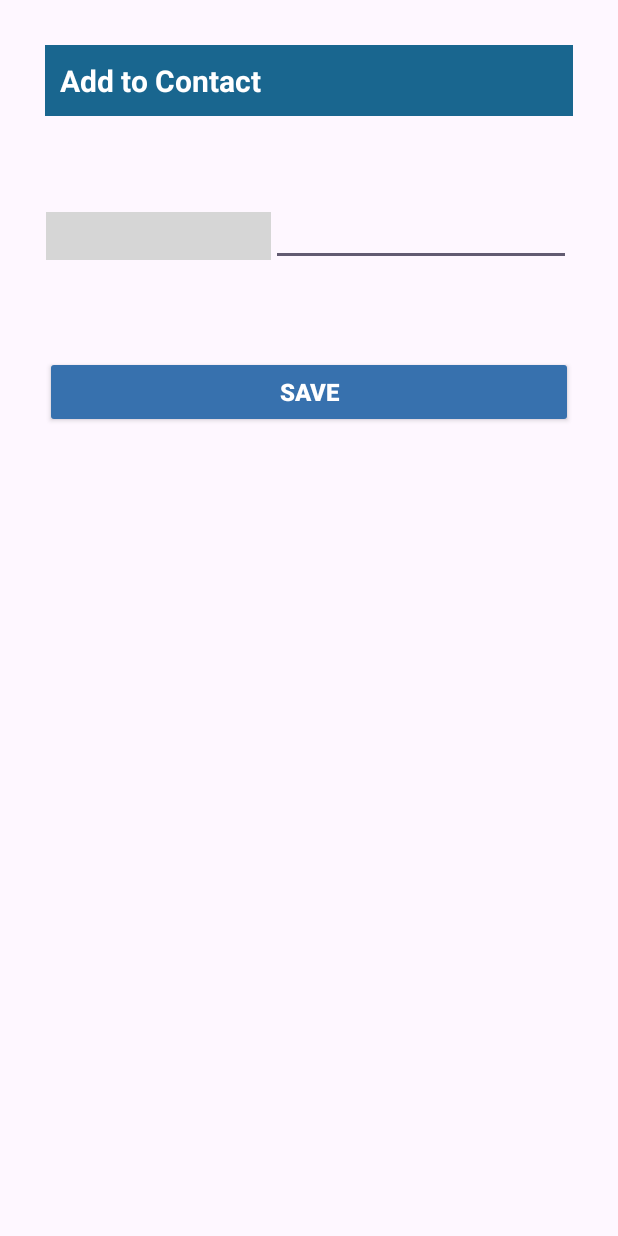
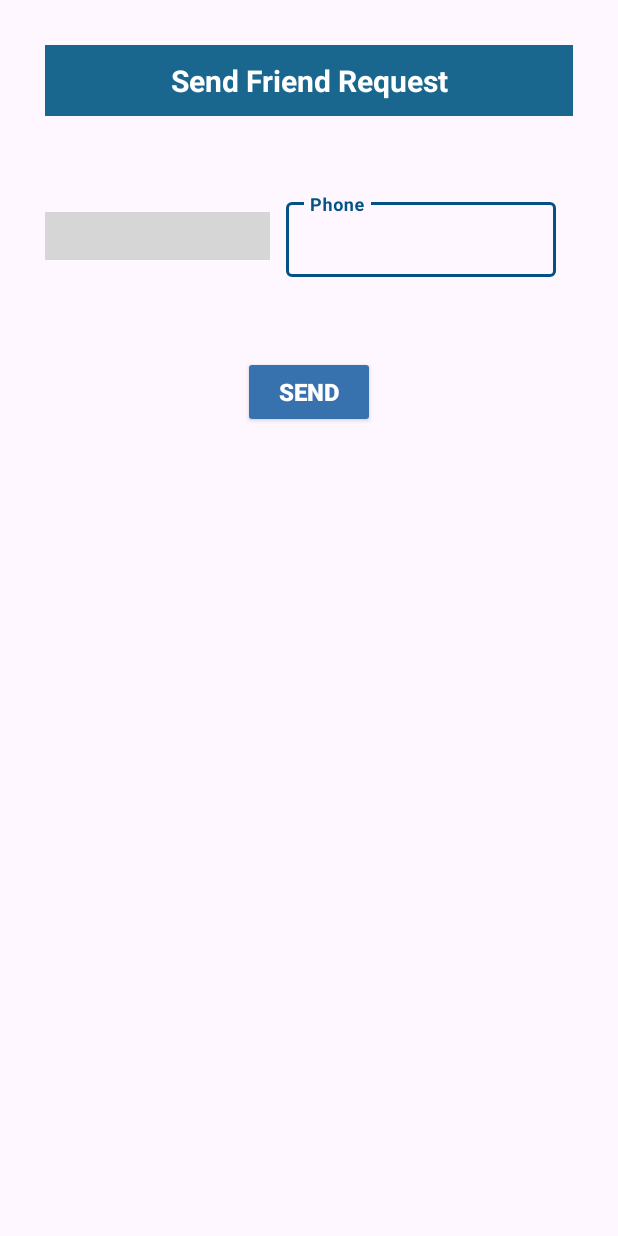
Before and after one commit to RakibHasan106/Barta_a_Messenger_App, an Android app: the AddContactActivity screen opened directly, with no data from a screen before it, on a phone screen of 412 x 824 dp. Run offline under Robolectric (Android 15) with nearby library versions, the phone set to English and light mode, and no system bars; our stand-ins replace Firebase (no records; nobody signed in at launch, a user with empty details on screens opened directly); libraries missing offline, so code that uses them is left out: com.hbb20; plain views replace CountryCodePicker; 2 statements that could not run were skipped; grey boxes are pictures that could not be loaded.

```diff
--- a/app/src/main/java/com/example/barta_a_messenger_app/AddContactActivity.java
+++ b/app/src/main/java/com/example/barta_a_messenger_app/AddContactActivity.java
@@ -120,7 +120,7 @@ public class AddContactActivity extends AppCompatActivity {
         Request request = new Request(fname,phone,uid,contact_uid,"pending");
 
         databaseReference.child("FriendRequestPending").child(contact_uid).child(uid).setValue(request);
-        name.setText("");
+        ///name.setText("");
         phone_number.setText("");
 
         Toast.makeText(this, "Friend request sent", Toast.LENGTH_SHORT).show();
--- a/app/src/main/java/com/example/barta_a_messenger_app/friendRequestFragment.java
+++ b/app/src/main/java/com/example/barta_a_messenger_app/friendRequestFragment.java
@@ -172,5 +172,7 @@ public class friendRequestFragment extends Fragment implements FriendRequestAdap
 
         friendRequestsRef.removeValue();
         adapter.notifyDataSetChanged();
+        friendRequest.clear();
+
     }
 }
--- a/app/src/main/res/layout/activity_add_contact.xml
+++ b/app/src/main/res/layout/activity_add_contact.xml
@@ -19,12 +19,14 @@
             <TextView
                 android:layout_width="match_parent"
                 android:layout_height="wrap_content"
-                android:text="Add to Contact"
+                android:text="Send Friend Request"
                 android:textColor="#FFFFFF"
                 android:textSize="20dp"
                 android:textStyle="bold"
                 android:layout_margin="30dp"
                 android:padding="10dp"
+                android:layout_gravity="center"
+                android:gravity="center"
                 android:background="#19668F"/>
         </LinearLayout>
 <!--        <ImageView-->
@@ -94,26 +96,65 @@
 
         <LinearLayout
             android:layout_width="match_parent"
-            android:layout_height="wrap_content"
-            android:layout_margin="30dp"
+            android:layout_height="100dp"
+            android:layout_marginLeft="30dp"
+            android:layout_marginRight="30dp"
             android:gravity="center"
             android:orientation="horizontal">
-
+            <LinearLayout
+                android:layout_width="wrap_content"
+                android:layout_height="match_parent"
+                android:layout_gravity="center"
+                android:gravity="center">
                 <com.hbb20.CountryCodePicker
                     android:id="@+id/countrypicker"
                     android:layout_width="150dp"
                     android:layout_height="wrap_content"
                     app:ccp_defaultPhoneCode="880"
                     />
+            </LinearLayout>
 
 
-            <EditText
+
+            <LinearLayout
+                android:layout_width="match_parent"
+                android:layout_height="wrap_content"
+                android:orientation="vertical"
+                android:layout_gravity="center"
+                android:gravity="center">
+                <com.google.android.material.textfield.TextInputLayout
+                    android:id="@+id/usernameContainer"
+                    style="@style/Widget.MaterialComponents.TextInputLayout.OutlinedBox.Dense"
+                    android:layout_width="wrap_content"
+                    android:layout_height="match_parent"
+
+                    app:hintTextColor="#035283"
+                    android:textColorHint="#035283"
+                    app:boxStrokeColor="#035283"
+                    app:helperTextTextColor="#d40202"
+
+                    app:layout_constraintEnd_toEndOf="parent"
+                    app:layout_constraintStart_toStartOf="parent"
+                    app:layout_constraintTop_toTopOf="parent">
+                    <com.google.android.material.textfield.TextInputEditText
                         android:id="@+id/contact_number"
-                android:layout_width="200dp"
-                android:layout_height="40dp"
+                        android:layout_width="180dp"
+                        android:layout_height="50dp"
                         android:inputType="number"
                         android:textSize="16sp"
-                android:textStyle="bold"/>
+                        android:textStyle="bold"
+
+                        android:hint="Phone"/>
+                </com.google.android.material.textfield.TextInputLayout>
+            </LinearLayout>
+
+<!--            <EditText-->
+<!--                android:id="@+id/contact_number"-->
+<!--                android:layout_width="200dp"-->
+<!--                android:layout_height="40dp"-->
+<!--                android:inputType="number"-->
+<!--                android:textSize="16sp"-->
+<!--                android:textStyle="bold"/>-->
         </LinearLayout>
 
         <!--            <View-->
@@ -125,10 +166,10 @@
         <!--                android:background="#03A7FF"/>-->
         <androidx.constraintlayout.utils.widget.MotionButton
             android:id="@+id/save_button"
-            android:layout_width="match_parent"
+            android:layout_width="wrap_content"
             android:layout_height="wrap_content"
             android:layout_margin="30dp"
-            android:text="Save"
+            android:text="Send"
             android:textSize="16sp"
             android:textStyle="bold"
             android:textColor="#FFFFFF"
--- a/app/src/main/res/layout/activity_home_screen.xml
+++ b/app/src/main/res/layout/activity_home_screen.xml
@@ -25,7 +25,6 @@
             android:id="@+id/head_textView"
             android:layout_width="220dp"
             android:layout_height="27dp"
-            android:text="Steve Smith"
             android:textColor="#FFFFFF"
             android:textSize="20dp"
             android:layout_marginTop="24dp"
--- a/app/src/main/res/layout/activity_profile_update.xml
+++ b/app/src/main/res/layout/activity_profile_update.xml
@@ -69,11 +69,12 @@
                     android:hint="Username"/>
             </com.google.android.material.textfield.TextInputLayout>
         </LinearLayout>
-        <Button
+        <androidx.constraintlayout.utils.widget.MotionButton
             android:id="@+id/updateBtn"
             android:layout_width="wrap_content"
             android:layout_height="wrap_content"
             android:text="Update"
+            android:textColor="#FFFFFF"
             android:layout_gravity="center"
             android:layout_margin="20dp"
             android:backgroundTint="#035283"/>
--- a/app/src/main/res/layout/fragment_settings.xml
+++ b/app/src/main/res/layout/fragment_settings.xml
@@ -12,7 +12,8 @@
         android:layout_width="wrap_content"
         android:layout_height="wrap_content"
         android:layout_gravity="center_horizontal"
-        android:layout_marginTop="16dp"
+        android:layout_marginTop="20dp"
+        android:layout_marginBottom="40dp"
         android:text="Settings"
         android:textSize="20sp"
         android:textStyle="bold" />
```
Also changed, not shown: app/src/main/java/com/example/barta_a_messenger_app/ProfileUpdateActivity.java (+84 -19 lines), app/src/main/res/layout/activity_login_page.xml (+1 -7 lines), app/src/main/res/layout/activity_send_otpactivity.xml (+5 -12 lines), app/src/main/res/layout/activity_sign_up.xml (+5 -5 lines). Lines whose indentation alone changed are shown as unchanged.
